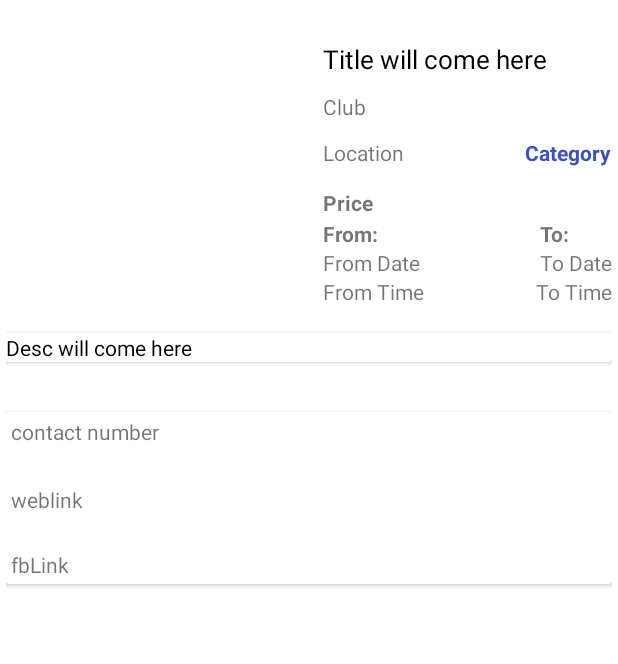
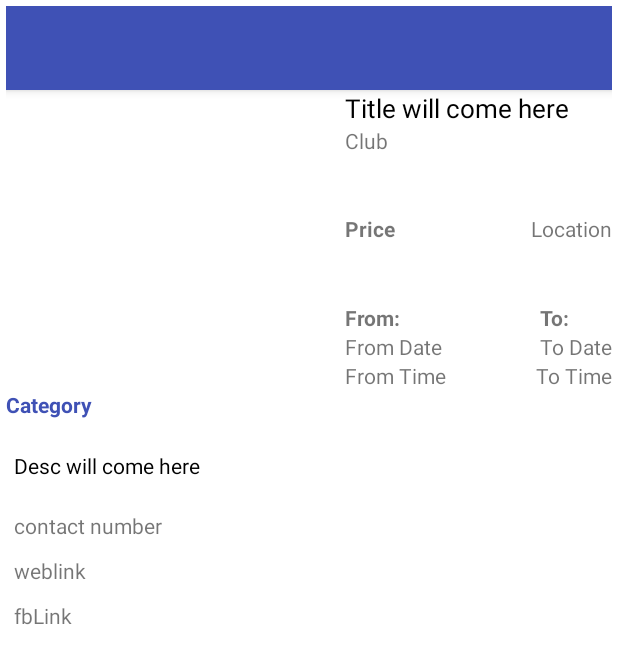
Before and after one commit to rutanshuj/TrialForEvents, an Android app: the layout activity_event_details.xml on its own in the app's theme, with its tools: preview values and no code run, on a phone screen of 412 x 824 dp. Shown: the top 664 px of the screen. Run offline under Robolectric (Android 15) with nearby library versions, the phone set to English and light mode, and no system bars.

Commit message:
AboutMePageStart

```diff
--- a/app/build.gradle
+++ b/app/build.gradle
@@ -40,9 +40,9 @@ dependencies {
     compile 'com.thoughtbot:expandablerecyclerview:1.0'
     compile 'com.android.support:cardview-v7:25.0.1'
     compile 'com.thoughtbot:expandablerecyclerview:1.3'
-
+    compile 'de.hdodenhof:circleimageview:2.1.0'
+    compile 'com.android.support:design:25.0.1'
     testCompile 'junit:junit:4.12'
 }
 
-
 apply plugin: 'com.google.gms.google-services'
--- a/app/src/main/java/com/example/admin/trialforevents/EventDetails.java
+++ b/app/src/main/java/com/example/admin/trialforevents/EventDetails.java
@@ -35,7 +35,7 @@ public class EventDetails extends AppCompatActivity {
         start_time1 = (TextView) findViewById(R.id.start_time);
         end_time1 = (TextView) findViewById(R.id.end_time);
         club1 = (TextView) findViewById(R.id.request_club_d);
-        cardView = (CardView) findViewById(R.id.cardViewLast);
+
         contact1 = (TextView) findViewById(R.id.request_contact);
         weblink1 = (TextView) findViewById(R.id.request_weblink);
         fblink1 = (TextView) findViewById(R.id.request_fblink);
@@ -72,8 +72,6 @@ public class EventDetails extends AppCompatActivity {
         fblink1.setText(fblink);
         weblink1.setText(weblink);
 
-        cardView.setCardElevation(0);
-
         Picasso.with(getApplicationContext()).load(imageUrl).into(eventImage);
     }
 }
--- a/app/src/main/res/layout/activity_event_details.xml
+++ b/app/src/main/res/layout/activity_event_details.xml
@@ -9,39 +9,26 @@
     android:background="#ffffff"
     tools:context="com.example.admin.trialforevents.EventDetails">
 
-    <TextView
-        android:layout_width="wrap_content"
+    <android.support.v7.widget.Toolbar
+        android:layout_width="match_parent"
         android:layout_height="wrap_content"
-        android:id="@+id/request_title_d"
-        android:textSize="17sp"
-        android:textColor="#000000"
-        android:text="Title will come here"
-        android:layout_alignParentTop="true"
-        android:layout_toRightOf="@+id/eventImage_detailsPage"
-        android:layout_toEndOf="@+id/eventImage_detailsPage"
-        android:layout_marginLeft="11dp"
-        android:layout_marginStart="11dp"
-        android:layout_marginTop="23dp" />
+        android:background="@color/colorPrimary"
+        android:elevation="4dp"
+        android:theme="@style/ThemeOverlay.AppCompat.ActionBar"
+        app:popupTheme="@style/ThemeOverlay.AppCompat.Light"
+        android:id="@+id/toolbarEventDetails"
+        android:layout_alignParentEnd="true" />
 
     <TextView
         android:layout_width="wrap_content"
         android:layout_height="wrap_content"
         android:id="@+id/start_time"
         android:text="From Time"
+        android:paddingStart="4dp"
         android:layout_alignBaseline="@+id/end_time"
         android:layout_alignBottom="@+id/end_time"
         android:layout_alignLeft="@+id/start_date"
         android:layout_alignStart="@+id/start_date" />
-
-    <ImageView
-        android:elevation="5dp"
-        android:adjustViewBounds="true"
-        android:layout_width="200dp"
-        android:layout_height="200dp"
-        android:scaleType="fitXY"
-        android:id="@+id/eventImage_detailsPage"
-        android:layout_alignParentTop="true"
-        android:layout_alignParentStart="true" />
 
     <TextView
         android:layout_width="wrap_content"
@@ -56,6 +43,7 @@
         android:layout_height="wrap_content"
         android:id="@+id/start_date"
         android:text="From Date"
+        android:paddingStart="4dp"
         android:layout_above="@+id/start_time"
         android:layout_alignStart="@+id/request_price" />
 
@@ -63,9 +51,11 @@
         android:layout_width="wrap_content"
         android:layout_height="wrap_content"
         android:text="From:"
+        android:paddingStart="4dp"
         android:textStyle="bold"
         android:layout_above="@+id/start_date"
-        android:layout_alignStart="@+id/start_date" />
+        android:layout_alignStart="@+id/start_date"
+        android:id="@+id/textView2" />
 
     <TextView
         android:layout_width="wrap_content"
@@ -81,35 +71,53 @@
         android:textStyle="bold"
         android:text="To:"
         android:layout_above="@+id/end_date"
-        android:layout_alignStart="@+id/end_date" />
+        android:layout_alignStart="@+id/end_date"
+        android:id="@+id/textView" />
+
+    <LinearLayout
+        android:layout_width="match_parent"
+        android:layout_height="wrap_content"
+        android:orientation="vertical"
+        android:layout_below="@+id/start_time"
+        android:layout_alignParentStart="true"
+        android:layout_marginTop="35dp">
 
         <TextView
             android:layout_width="wrap_content"
             android:layout_height="wrap_content"
-        android:text="Location"
-        android:id="@+id/request_location"
-        android:layout_below="@+id/request_club_d"
-        android:layout_alignStart="@+id/request_club_d"
-        android:layout_marginTop="11dp" />
+            android:id="@+id/request_desc"
+            android:text="Desc will come here"
+            android:textColor="#000000"
+            android:paddingLeft="5dp"
+            android:paddingRight="5dp"
+            android:paddingTop="5dp"
+            android:paddingBottom="15dp"
+            />
 
         <TextView
         android:layout_width="wrap_content"
         android:layout_height="wrap_content"
-        android:id="@+id/request_club_d"
-        android:text="Club"
-        android:layout_marginTop="10dp"
-        android:layout_below="@+id/request_title_d"
-        android:layout_alignStart="@+id/request_title_d" />
+        android:text="contact number"
+        android:id="@+id/request_contact"
+         android:padding="5dp"/>
 
         <TextView
         android:layout_width="wrap_content"
         android:layout_height="wrap_content"
-        android:text="Price"
-        android:textStyle="bold"
-        android:id="@+id/request_price"
-        android:layout_below="@+id/request_location"
-        android:layout_alignStart="@+id/request_location"
-        android:layout_marginTop="14dp" />
+        android:text="weblink "
+            android:padding="5dp"
+        android:id="@+id/request_weblink"
+        />
+
+        <TextView
+            android:padding="5dp"
+            android:layout_width="wrap_content"
+            android:layout_height="wrap_content"
+            android:text="fbLink"
+            android:id="@+id/request_fblink"
+            android:layout_weight="1" />
+
+    </LinearLayout>
 
     <TextView
         android:layout_width="wrap_content"
@@ -118,61 +126,57 @@
         android:text="Category"
         android:textStyle="bold"
         android:textColor="@color/colorPrimary"
-        android:layout_above="@+id/request_price"
-        android:layout_alignParentEnd="true" />
-
-    <android.support.v7.widget.CardView
-        android:layout_width="match_parent"
-        android:layout_height="wrap_content"
-        android:layout_below="@+id/start_time"
-        android:layout_alignParentStart="true"
-        android:layout_marginTop="18dp"
-        android:id="@+id/cardView">
-      <TextView
-          android:layout_width="wrap_content"
-          android:layout_height="wrap_content"
-          android:id="@+id/request_desc"
-          android:text="Desc will come here"
-          android:textColor="#000000"/>
-    </android.support.v7.widget.CardView>
-
-    <android.support.v7.widget.CardView
-        android:layout_width="match_parent"
-        android:layout_height="wrap_content"
-        android:layout_marginTop="33dp"
-        android:id="@+id/cardViewLast"
-        android:layout_below="@+id/cardView"
-        android:layout_alignParentStart="true">
-
-        <LinearLayout
-            android:layout_width="match_parent"
-            android:layout_height="wrap_content"
-            android:orientation="vertical">
-        <TextView
-            android:layout_width="wrap_content"
-            android:layout_height="wrap_content"
-            android:text="contact number"
-            android:id="@+id/request_contact"
-             android:padding="3dp"/>
+        android:layout_below="@+id/eventImage_detailsPage"
+        android:layout_alignParentStart="true" />
 
     <TextView
         android:layout_width="wrap_content"
         android:layout_height="wrap_content"
-            android:text="weblink "
-                android:padding="3dp"
-            android:id="@+id/request_weblink"
-            android:layout_marginTop="19dp" />
+        android:id="@+id/request_club_d"
+        android:text="Club"
+        android:paddingStart="4dp"
+        android:layout_below="@+id/request_title_d"
+        android:layout_toEndOf="@+id/eventImage_detailsPage" />
 
     <TextView
-                android:padding="3dp"
         android:layout_width="wrap_content"
         android:layout_height="wrap_content"
-                android:text="fbLink"
-                android:id="@+id/request_fblink"
-                android:layout_marginTop="17dp"
-                android:layout_weight="1" />
+        android:text="Location"
+        android:id="@+id/request_location"
+        android:layout_marginTop="39dp"
+        android:layout_below="@+id/request_club_d"
+        android:layout_alignParentEnd="true" />
 
-        </LinearLayout>
+    <TextView
+        android:layout_width="wrap_content"
+        android:layout_height="wrap_content"
+        android:text="Price"
+        android:paddingStart="4dp"
+        android:textStyle="bold"
+        android:id="@+id/request_price"
+        android:layout_alignBaseline="@+id/request_location"
+        android:layout_alignBottom="@+id/request_location"
+        android:layout_toEndOf="@+id/eventImage_detailsPage" />
 
-    </android.support.v7.widget.CardView>
+    <TextView
+        android:layout_width="wrap_content"
+        android:layout_height="wrap_content"
+        android:id="@+id/request_title_d"
+        android:textSize="17sp"
+        android:paddingStart="4dp"
+        android:textColor="#000000"
+        android:text="Title will come here"
+        android:layout_below="@+id/toolbarEventDetails"
+        android:layout_alignEnd="@+id/textView" />
+
+    <ImageView
+        android:elevation="5dp"
+        android:adjustViewBounds="true"
+        android:layout_width="200dp"
+        android:layout_height="200dp"
+        android:scaleType="fitXY"
+        android:id="@+id/eventImage_detailsPage"
+        android:layout_below="@+id/toolbarEventDetails"
+        android:layout_toStartOf="@+id/request_title_d" />
+
 </RelativeLayout>
```
Also changed, not shown: app/src/main/AndroidManifest.xml (+13 -8 lines), app/src/main/java/com/example/admin/trialforevents/MainActivity.java (+7 -2 lines), app/src/main/java/com/example/admin/trialforevents/MoiFrag.java (added, +16 -0 lines), app/src/main/res/drawable/circle.xml (added, +12 -0 lines), app/src/main/res/drawable/img.xml (added, +7 -0 lines), app/src/main/res/layout/activity_main.xml (+18 -9 lines), app/src/main/res/layout/activity_moi_frag.xml (added, +45 -0 lines), app/src/main/res/drawable-hdpi/ic_mode_edit_black_24dp.png (added), app/src/main/res/drawable-mdpi/ic_mode_edit_black_24dp.png (added), app/src/main/res/drawable-xhdpi/ic_mode_edit_black_24dp.png (added), app/src/main/res/drawable-xxhdpi/ic_mode_edit_black_24dp.png (added), app/src/main/res/drawable-xxxhdpi/ic_mode_edit_black_24dp.png (added), app/src/main/res/drawable/ic_launcher.png (added), app/src/main/res/drawable/literature.png (added), 1 more files. Lines whose indentation alone changed are shown as unchanged.
